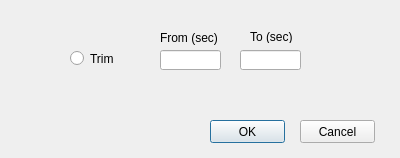
This is PixelPicture/videoconvertersettings.ui in sophiemax/AnimE as Qt 5 draws it before an edit. The edited form follows.
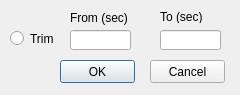
This is the edited form.

The edit to the form file:
```diff
--- a/PixelPicture/videoconvertersettings.ui
+++ b/PixelPicture/videoconvertersettings.ui
@@ -6,8 +6,8 @@
    <rect>
     <x>0</x>
     <y>0</y>
-    <width>400</width>
-    <height>158</height>
+    <width>240</width>
+    <height>95</height>
    </rect>
   </property>
   <property name="windowTitle">
@@ -16,8 +16,8 @@
   <widget class="QPushButton" name="OKButton">
    <property name="geometry">
     <rect>
-     <x>210</x>
-     <y>120</y>
+     <x>60</x>
+     <y>60</y>
      <width>75</width>
      <height>23</height>
     </rect>
@@ -29,8 +29,8 @@
   <widget class="QRadioButton" name="trimButton">
    <property name="geometry">
     <rect>
-     <x>70</x>
-     <y>50</y>
+     <x>10</x>
+     <y>30</y>
      <width>82</width>
      <height>17</height>
     </rect>
@@ -42,8 +42,8 @@
   <widget class="QLineEdit" name="fromLine">
    <property name="geometry">
     <rect>
-     <x>160</x>
-     <y>50</y>
+     <x>70</x>
+     <y>30</y>
      <width>61</width>
      <height>20</height>
     </rect>
@@ -52,8 +52,8 @@
   <widget class="QLineEdit" name="toLine">
    <property name="geometry">
     <rect>
-     <x>240</x>
-     <y>50</y>
+     <x>160</x>
+     <y>30</y>
      <width>61</width>
      <height>20</height>
     </rect>
@@ -62,8 +62,8 @@
   <widget class="QLabel" name="label">
    <property name="geometry">
     <rect>
-     <x>160</x>
-     <y>30</y>
+     <x>70</x>
+     <y>10</y>
      <width>61</width>
      <height>16</height>
     </rect>
@@ -75,8 +75,8 @@
   <widget class="QLabel" name="label_2">
    <property name="geometry">
     <rect>
-     <x>250</x>
-     <y>30</y>
+     <x>160</x>
+     <y>10</y>
      <width>47</width>
      <height>13</height>
     </rect>
@@ -88,8 +88,8 @@
   <widget class="QPushButton" name="cancelButton">
    <property name="geometry">
     <rect>
-     <x>300</x>
-     <y>120</y>
+     <x>150</x>
+     <y>60</y>
      <width>75</width>
      <height>23</height>
     </rect>
```
Left out of the diff: 2 changed lines with no effect on the pictures.
